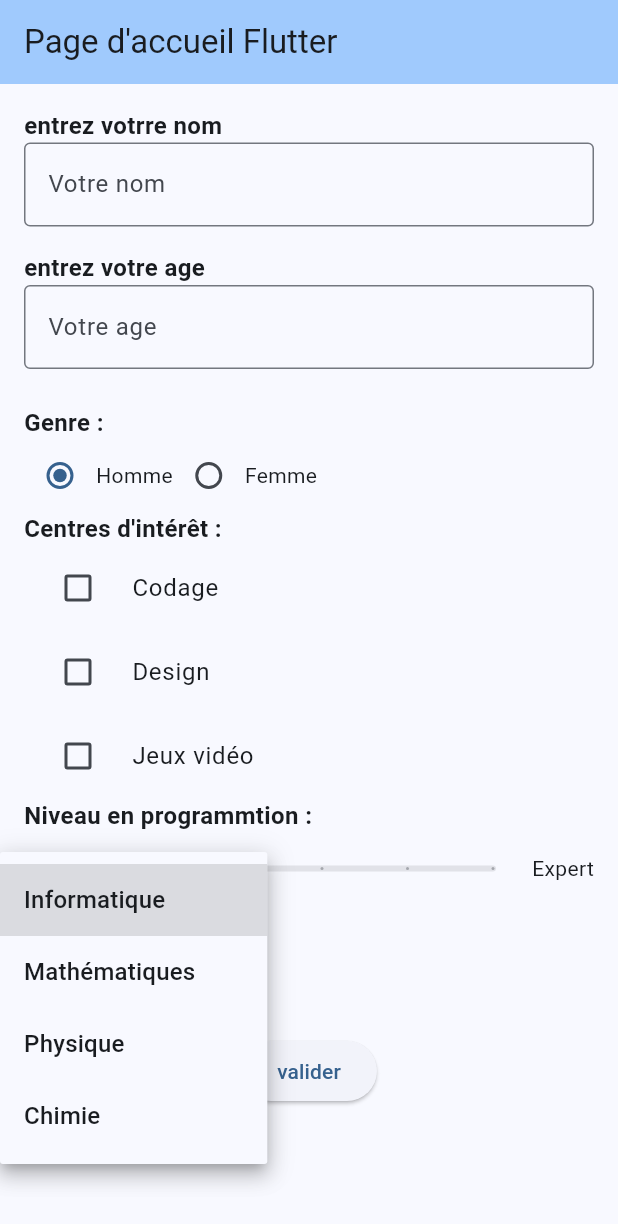
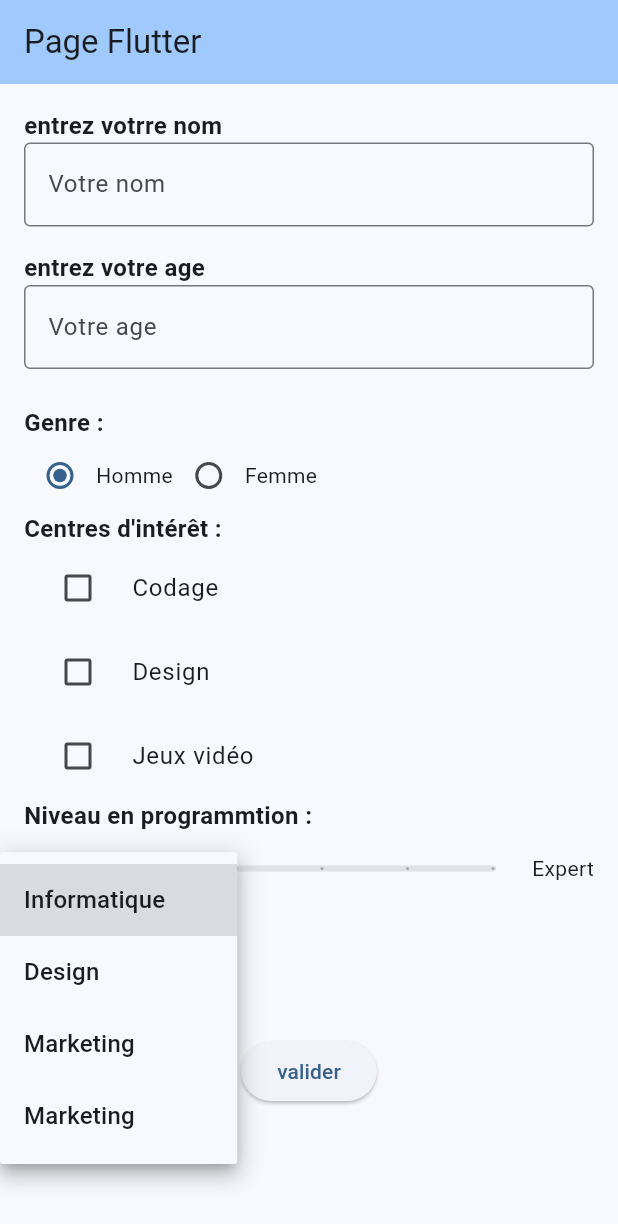
Before and after one commit to YassineOutmoulayte/TP_Flutter_Ntic, a Flutter app: the screen it shows after launch, after a tap on "Informatique", on a phone screen of 412 x 824 dp. Shown: the top 1224 px of the screen. Run offline on Flutter 3.47's test engine with Material 3 defaults, Android fonts, the phone set to English and light mode, and no system bars.

Commit message:
first commit

```diff
--- a/lib/main.dart
+++ b/lib/main.dart
@@ -15,7 +15,7 @@ class MyApp extends StatelessWidget {
         colorScheme: ColorScheme.fromSeed(seedColor: Colors.blue),
         useMaterial3: true,
       ),
-      home: const MyHomePage(title: 'Page d\'accueil Flutter'),
+      home:  MyHomePage(title: 'Page Flutter'),
     );
   }
 }
@@ -24,7 +24,7 @@ class MyHomePage extends StatefulWidget {
   const MyHomePage({super.key, required this.title});
   final String title;
   @override
-  State<MyHomePage> createState() => _MyHomePageState();
+  State<StatefulWidget> createState() => _MyHomePageState();
 }
 
 class _MyHomePageState extends State<MyHomePage> {
@@ -66,7 +66,7 @@ class _MyHomePageState extends State<MyHomePage> {
               style: TextStyle(fontSize: 16, fontWeight: FontWeight.bold),
             ),
             TextField(
-              controller: _ageController,  // Fixed: was using _nomController instead of _ageController
+              controller: _ageController,
               decoration: InputDecoration(
                 border: OutlineInputBorder(),
                 hintText: 'Votre age',
@@ -169,7 +169,7 @@ class _MyHomePageState extends State<MyHomePage> {
                   _formation = newValue!;
                 });
               },
-              items: <String>['Informatique', 'Mathématiques', 'Physique', 'Chimie']
+              items: <String>['Informatique', 'Design', 'Marketing', 'Marketing']
                   .map<DropdownMenuItem<String>>((String value) {
                 return DropdownMenuItem<String>(
                   value: value,
```
